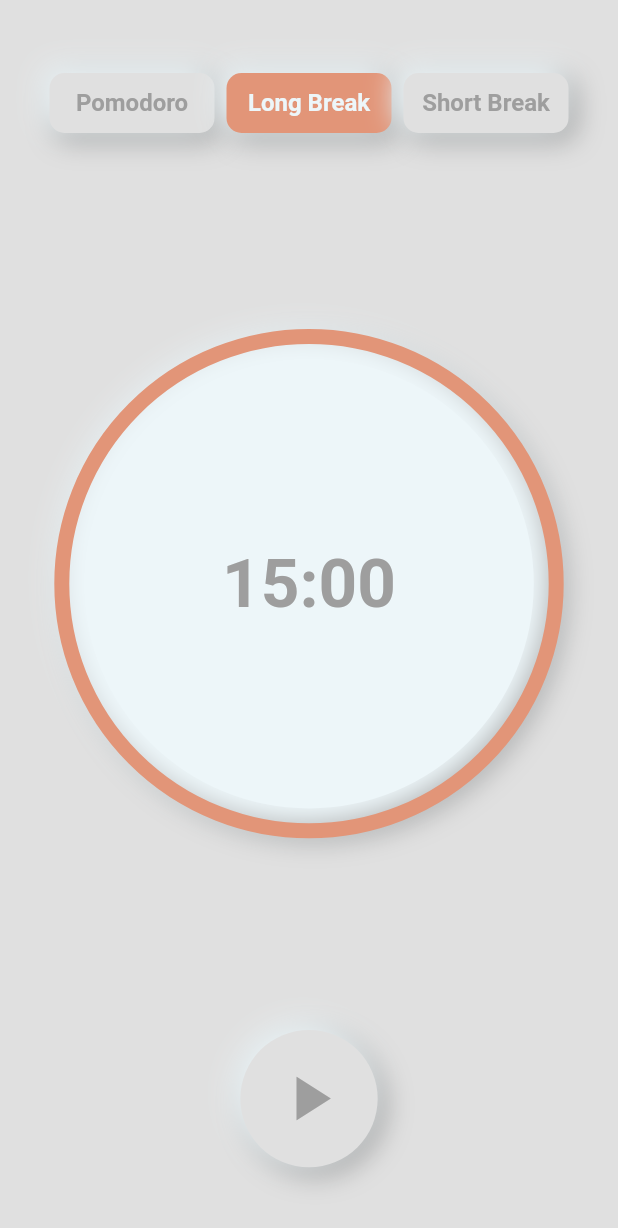
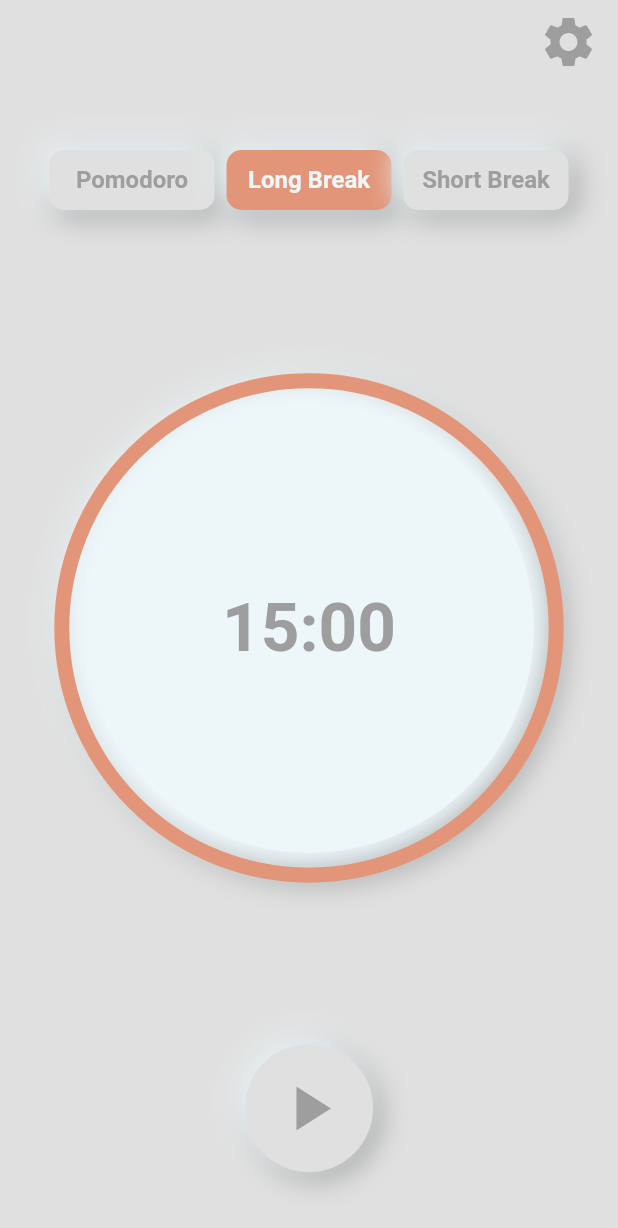
Before and after one commit to Isaccseven/pomotimer, a Flutter app: the screen it shows after launch, after a tap on "Long Break", on a phone screen of 412 x 824 dp. Shown: the top 1228 px of the screen. Run offline on Flutter 3.47's test engine with Material 2 defaults, Android fonts, the phone set to English and light mode, and no system bars; drawn by our look-alikes of circular_countdown_timer; our stand-ins replace awesome_notifications, get.

```diff
--- a/lib/app/modules/Timer/controllers/timer_controller.dart
+++ b/lib/app/modules/Timer/controllers/timer_controller.dart
@@ -4,8 +4,6 @@ import 'package:awesome_notifications/awesome_notifications.dart';
 import 'package:circular_countdown_timer/circular_countdown_timer.dart';
 import 'package:flutter/material.dart';
 import 'package:get/get.dart';
-import 'package:pomotimer_time_management/app/modules/Timer/views/timer_view.dart';
-import 'package:pomotimer_time_management/app/modules/root/controllers/root_controller.dart';
 
 class TimerController extends GetxController {
   var activeMethod = 0.obs;
@@ -20,6 +18,32 @@ class TimerController extends GetxController {
   @override
   void onInit() {
     super.onInit();
+    requestPermissions();
+    addActionStream();
+  }
+
+  @override
+  void onReady() {
+    duration.value = getCountDownTime();
+    countdownController.value.restart(duration: getCountDownTime());
+    countdownController.value.pause();
+    isPaused.value = true;
+    super.onReady();
+  }
+
+  void addActionStream() {
+    AwesomeNotifications().actionStream.listen((notification) {
+      if (notification.channelKey == 'basic_channel' && Platform.isIOS) {
+        AwesomeNotifications().getGlobalBadgeCounter().then(
+              (value) =>
+                  AwesomeNotifications().setGlobalBadgeCounter(value - 1),
+            );
+        Get.offNamedUntil("root", (route) => route.isFirst);
+      }
+    });
+  }
+
+  void requestPermissions() {
     AwesomeNotifications().isNotificationAllowed().then(
           (isAllowed) => {
             if (!isAllowed)
@@ -35,33 +59,22 @@ class TimerController extends GetxController {
               },
           },
         );
-
-    /*AwesomeNotifications().createdStream.listen((notification) {
-      Get.showSnackbar(GetSnackBar(
-        messageText: Text(
-          'Notification Created on ${notification.channelKey}',
-        ),
-      ));
-    });*/
-
-    AwesomeNotifications().actionStream.listen((notification) {
-      if (notification.channelKey == 'basic_channel' && Platform.isIOS) {
-        AwesomeNotifications().getGlobalBadgeCounter().then(
-              (value) =>
-                  AwesomeNotifications().setGlobalBadgeCounter(value - 1),
-            );
-        Get.offNamedUntil("root", (route) => route.isFirst);
-      }
-    });
   }
 
-  @override
-  void onReady() {
-    duration.value = getCountDownTime();
-    countdownController.value.restart(duration: getCountDownTime());
-    countdownController.value.pause();
-    isPaused.value = true;
-    super.onReady();
+  // Format time for notifications
+  String formatedTime(int secTime) {
+    String getParsedTime(String time) {
+      if (time.length <= 1) return "0$time";
+      return time;
+    }
+
+    int min = secTime ~/ 60;
+    int sec = secTime % 60;
+
+    String parsedTime =
+        getParsedTime(min.toString()) + ":" + getParsedTime(sec.toString() );
+
+    return parsedTime;
   }
 
   void counterHandler() {
@@ -79,6 +92,7 @@ class TimerController extends GetxController {
     }
   }
 
+  // Handle changes when method is switched
   void handleNewTap(int index) {
     activeMethod.value = index;
     isStarted.value = false;
@@ -89,6 +103,7 @@ class TimerController extends GetxController {
     isPaused.value = true;
   }
 
+  // helper for getting correct icon of playbutton
   IconData getIcon() {
     if (isStarted.isFalse) {
       return Icons.play_arrow;
@@ -102,6 +117,7 @@ class TimerController extends GetxController {
     return Icons.add;
   }
 
+  // setup time for different methods
   int getCountDownTime() {
     switch (activeMethod.value) {
       case 0:
--- a/lib/app/modules/Timer/views/timer_view.dart
+++ b/lib/app/modules/Timer/views/timer_view.dart
@@ -1,5 +1,6 @@
 import 'dart:io';
 
+import 'package:awesome_notifications/awesome_notifications.dart';
 import 'package:circular_countdown_timer/circular_countdown_timer.dart';
 import 'package:flutter/material.dart';
 import 'package:flutter/services.dart';
@@ -168,7 +169,10 @@ class TimerView extends GetView<TimerController> {
               controller.isStarted.value = true;
             },
             onComplete: () {
-              createBasicNotification();
+              createBasicNotification(
+                '${Emojis.time_alarm_clock} Finished',
+                'Your Countdown of ${controller.formatedTime(controller.duration.value)} is over',
+              );
               controller.isPaused.value = false;
               controller.isStarted.value = false;
               print('Countdown Ended');
--- a/lib/app/modules/root/views/root_view.dart
+++ b/lib/app/modules/root/views/root_view.dart
@@ -3,6 +3,7 @@ import 'package:flutter/material.dart';
 import 'package:get/get.dart';
 import 'package:pomotimer_time_management/app/constants/colors.dart';
 import 'package:pomotimer_time_management/app/modules/Timer/views/timer_view.dart';
+import 'package:pomotimer_time_management/app/modules/settings/views/settings_view.dart';
 
 import '../controllers/root_controller.dart';
 
@@ -10,9 +11,22 @@ class RootView extends GetView<RootController> {
   @override
   Widget build(BuildContext context) {
     return Scaffold(
-      extendBodyBehindAppBar: false,
+      extendBodyBehindAppBar: true,
       extendBody: true,
       backgroundColor: Colors.grey.shade300,
+      appBar: AppBar(
+        backgroundColor: Colors.grey.shade300,
+        elevation: 0,
+        actions: [
+          IconButton(
+            iconSize: 40,
+            icon: Icon(Icons.settings),
+            color: Colors.grey.shade500,
+            onPressed: () => Get.toNamed("/settings"),
+          ),
+          SizedBox(width: 5,),
+        ],
+      ),
       body: TimerView(),
     );
   }
--- a/lib/app/routes/app_routes.dart
+++ b/lib/app/routes/app_routes.dart
@@ -8,6 +8,7 @@ abstract class Routes {
   static const TIMER = _Paths.TIMER;
   static const TASK = _Paths.TASK;
   static const STATISTICS = _Paths.STATISTICS;
+  static const SETTINGS = _Paths.SETTINGS;
 }
 
 abstract class _Paths {
@@ -17,4 +18,5 @@ abstract class _Paths {
   static const TIMER = '/timer';
   static const TASK = '/task';
   static const STATISTICS = '/statistics';
+  static const SETTINGS = '/settings';
 }
--- a/lib/main.dart
+++ b/lib/main.dart
@@ -1,5 +1,6 @@
 import 'package:awesome_notifications/awesome_notifications.dart';
 import 'package:flutter/material.dart';
+import 'package:flutter/services.dart';
 
 import 'package:get/get.dart';
 
@@ -19,9 +20,12 @@ void main() {
       ),
     ],
   );
-
+  SystemChrome.setPreferredOrientations(
+    [DeviceOrientation.portraitUp],
+  );
   runApp(
     GetMaterialApp(
+      debugShowCheckedModeBanner: false,
       title: "Application",
       initialRoute: AppPages.INITIAL,
       getPages: AppPages.routes,
```
Also changed, not shown: lib/app/modules/Timer/model/notifications.dart (+7 -4 lines), lib/app/modules/settings/bindings/settings_binding.dart (added, +12 -0 lines), lib/app/modules/settings/controllers/settings_controller.dart (added, +9 -0 lines), lib/app/modules/settings/views/settings_view.dart (added, +93 -0 lines), lib/app/routes/app_pages.dart (+11 -1 lines).
